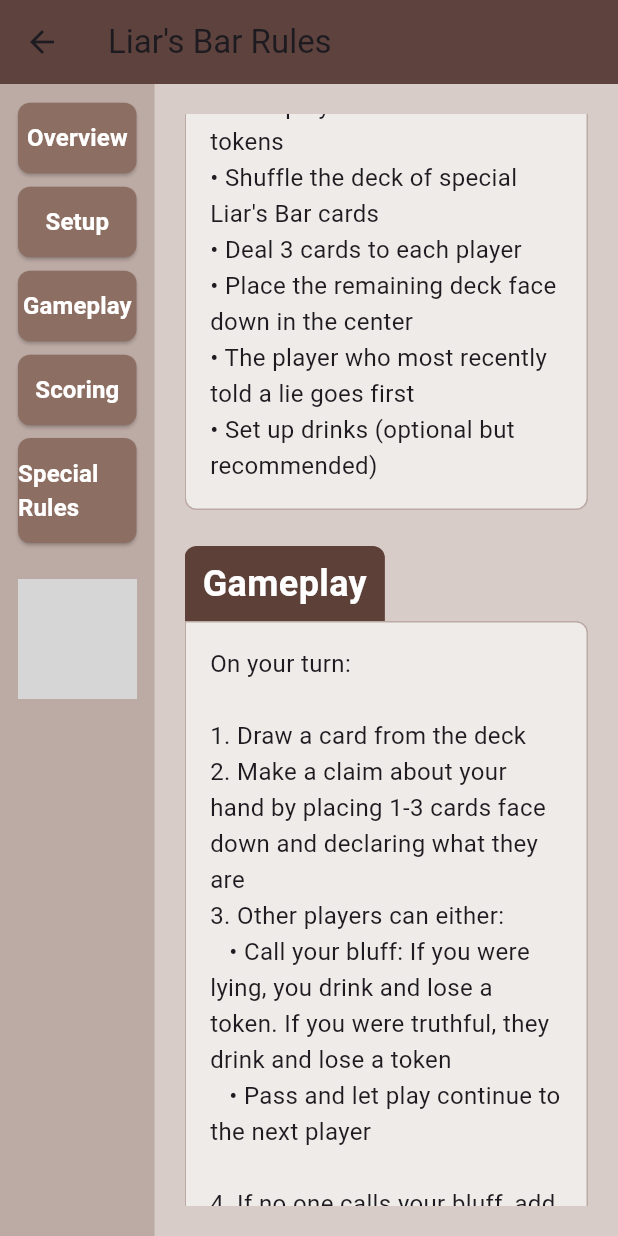
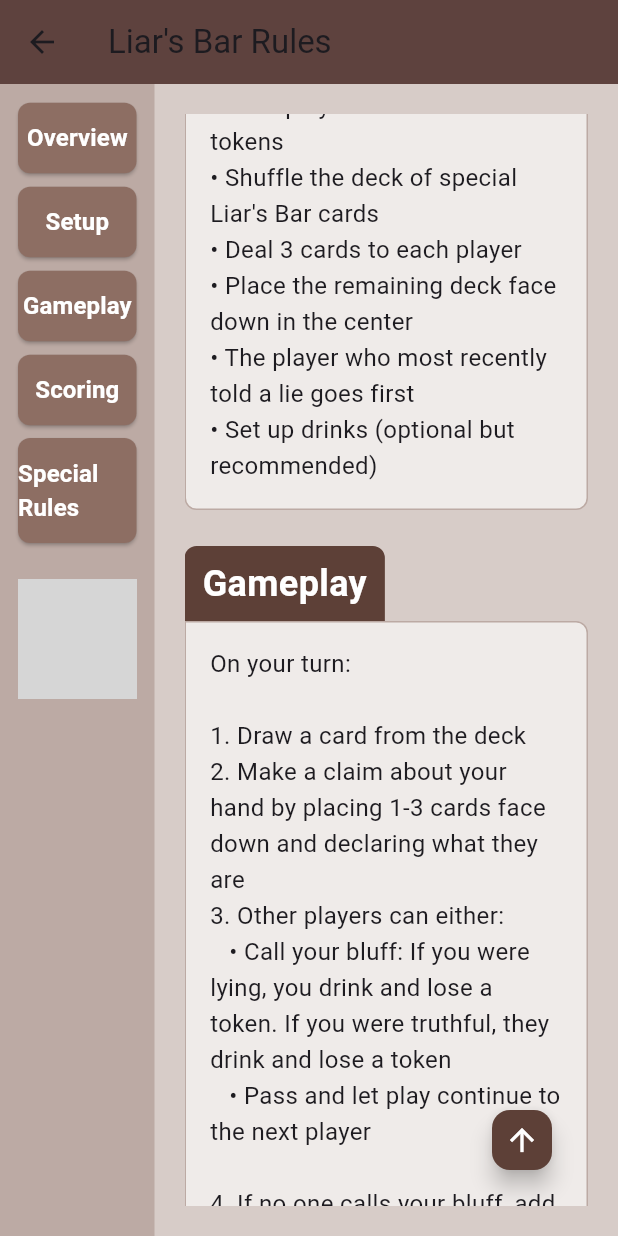
Before and after one commit to mpinel6/CSC4330FInalProject, a Flutter app: the RulesPage screen opened directly, scrolled down 576 dp, on a phone screen of 412 x 824 dp. Run offline on Flutter 3.47's test engine with Material 3 defaults, Android fonts, the phone set to English and light mode, and no system bars; grey boxes are pictures that could not be loaded.

Commit message:
added a back to top button on rules page

```diff
--- a/lib/rules_page.dart
+++ b/lib/rules_page.dart
@@ -138,6 +138,24 @@
 class RulesContentState extends State<RulesContent> {
   final ScrollController _scrollController = ScrollController();
   final List<GlobalKey> _sectionKeys = List.generate(5, (_) => GlobalKey());
+  bool _showBackToTop = false; // Track whether to show back to top button
+
+  @override
+  void initState() {
+    super.initState();
+    // Add scroll listener to show/hide back to top button
+    _scrollController.addListener(() {
+      if (_scrollController.offset >= 300 && !_showBackToTop) {
+        setState(() {
+          _showBackToTop = true;
+        });
+      } else if (_scrollController.offset < 300 && _showBackToTop) {
+        setState(() {
+          _showBackToTop = false;
+        });
+      }
+    });
+  }
 
   void scrollToSection(int index) {
     if (index < _sectionKeys.length) {
@@ -152,6 +170,15 @@
     }
   }
 
+  // Add method to scroll back to top
+  void _scrollToTop() {
+    _scrollController.animateTo(
+      0,
+      duration: const Duration(milliseconds: 500),
+      curve: Curves.easeInOut,
+    );
+  }
+
   @override
   void dispose() {
     _scrollController.dispose();
@@ -160,7 +187,9 @@
 
   @override
   Widget build(BuildContext context) {
-    return ListView(
+    return Stack(
+      children: [
+        ListView(
           controller: _scrollController,
           children: [
             RulesSection(
@@ -240,6 +269,23 @@
                 ),
               ),
             ),
+            // Add extra space at bottom for floating action button
+            const SizedBox(height: 60),
+          ],
+        ),
+        // Back to top floating action button with animation
+        AnimatedPositioned(
+          duration: const Duration(milliseconds: 300),
+          bottom: _showBackToTop ? 20 : -60,
+          right: 20,
+          child: FloatingActionButton(
+            backgroundColor: Colors.brown[700],
+            onPressed: _scrollToTop,
+            mini: true,
+            tooltip: 'Back to top',
+            child: const Icon(Icons.arrow_upward, color: Colors.white),
+          ),
+        ),
       ],
     );
   }
```
Lines whose indentation alone changed are shown as unchanged.
